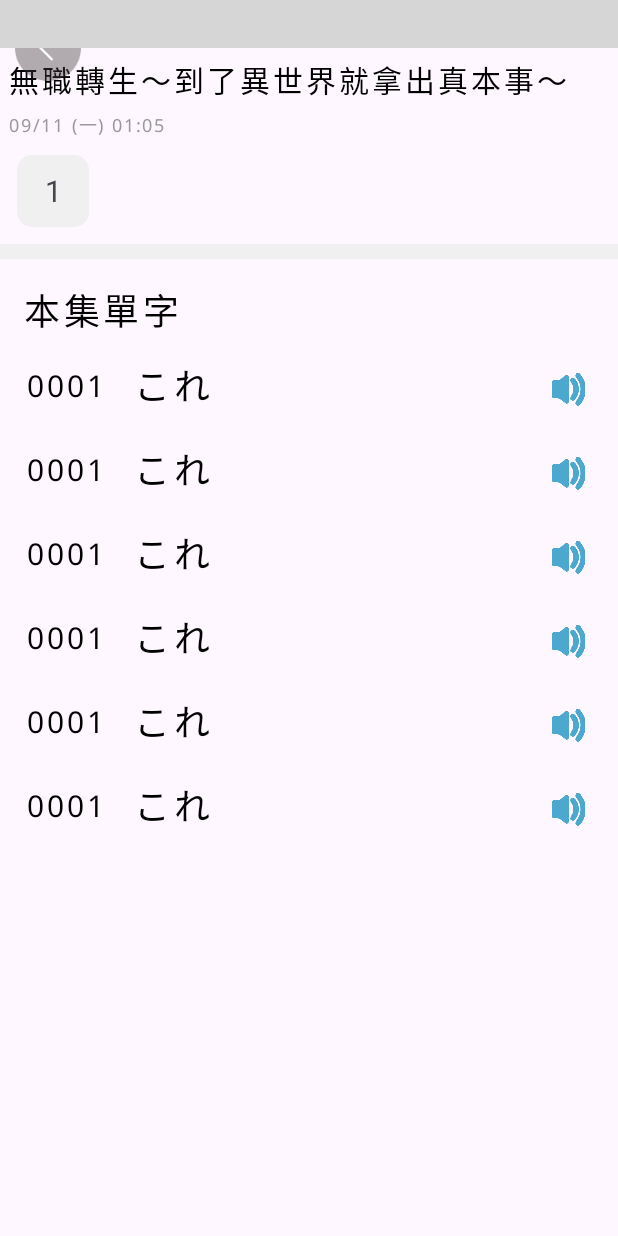
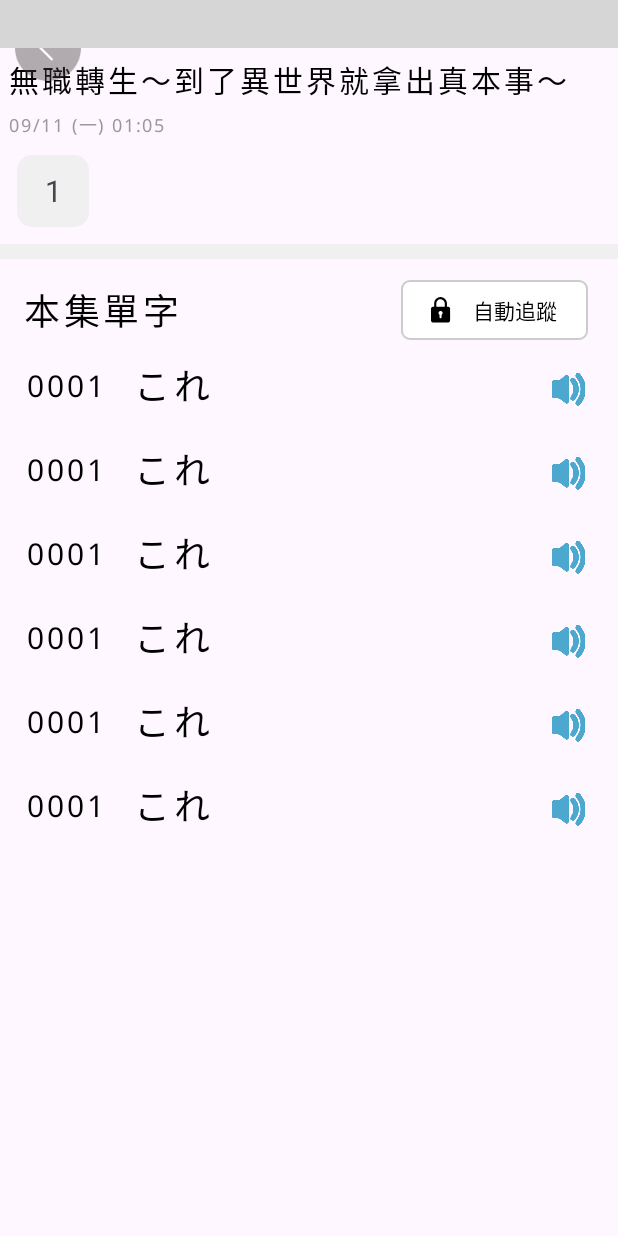
Before and after one commit to Donbibibobo/FlashAnime, an Android app: the layout fragment_detail.xml on its own in the app's theme, with its tools: preview values and no code run, on a phone screen of 412 x 824 dp. Run offline under Robolectric (Android 15) with nearby library versions, the phone set to English and light mode, and no system bars; plain views replace StyledPlayerView, YouTubePlayerView; grey boxes are pictures that could not be loaded.

Commit message:
add lock
add lock in detail page to cancle auto track

```diff
--- a/app/src/main/AndroidManifest.xml
+++ b/app/src/main/AndroidManifest.xml
@@ -18,7 +18,8 @@
         <activity
             android:name=".SplashActivity"
             android:exported="true"
-            android:theme="@style/SplashScreenTheme">
+            android:theme="@style/SplashScreenTheme"
+            android:screenOrientation="portrait">
             <intent-filter>
                 <action android:name="android.intent.action.MAIN" />
 
@@ -28,7 +29,8 @@
 
         <activity
             android:name=".MainActivity"
-            android:exported="true">
+            android:exported="true"
+            android:screenOrientation="portrait">
 
         </activity>
 
--- /dev/null
+++ b/app/src/main/res/drawable/locked.xml
@@ -0,0 +1,9 @@
+<vector xmlns:android="http://schemas.android.com/apk/res/android"
+    android:width="542dp"
+    android:height="542dp"
+    android:viewportWidth="542"
+    android:viewportHeight="542">
+  <path
+      android:pathData="M168.6,23.48C152.6,26.38 134.5,33.78 119.5,43.68C110.5,49.58 91.7,68.38 85.7,77.48C75.7,92.78 68.5,110.48 65.5,127.28C64.3,134.28 64,144.38 64,174.98V213.88H51.6C42.2,213.88 37.7,214.38 33.1,215.78C18.4,220.38 5.9,232.98 1.6,247.78C0.2,252.68 0,266.68 0,373.98C0,489.68 0.1,494.98 1.9,500.78C6.5,515.48 19.1,527.98 33.9,532.28C38.8,533.68 55.6,533.88 192,533.88C328.4,533.88 345.2,533.68 350.1,532.28C364.9,527.98 377.5,515.48 382.1,500.78C383.9,494.98 384,489.68 384,373.98C384,266.68 383.8,252.68 382.4,247.78C378.1,232.98 365.6,220.38 350.9,215.78C346.3,214.38 341.8,213.88 332.4,213.88H320V174.98C320,132.18 319.4,125.88 313.9,109.38C307.2,89.48 298.1,74.88 282.6,59.28C262.8,39.58 240.9,27.98 214.3,23.38C203.5,21.48 179.3,21.58 168.6,23.48ZM214.4,68.38C243.8,76.88 264.5,97.58 273.7,127.58C276.4,136.38 276.4,136.38 276.8,175.08L277.2,213.88H192H106.8L107.2,175.08C107.6,136.38 107.6,136.38 110.3,127.58C120.6,94.18 146.6,71.18 180.3,65.78C189.2,64.38 204.7,65.58 214.4,68.38ZM204.2,301.88C226.1,308.58 238.7,331.98 232.2,353.58C229.7,361.78 224,370.08 217.6,374.78L213,378.28V403.68C213,431.48 212.5,434.58 207.7,440.48C199.6,450.18 184.4,450.18 176.3,440.48C171.4,434.58 171,431.48 171,403.68V378.18L166.8,375.28C160.7,371.08 154.4,361.88 151.9,353.68C142.3,322.08 172.6,292.08 204.2,301.88Z"
+      android:fillColor="#000000"/>
+</vector>
--- a/app/src/main/res/layout/fragment_detail.xml
+++ b/app/src/main/res/layout/fragment_detail.xml
@@ -109,6 +109,28 @@
             app:layout_constraintStart_toStartOf="parent"
             app:layout_constraintTop_toBottomOf="@+id/wordListDivider"/>
 
+        <com.google.android.material.button.MaterialButton
+            android:id="@+id/autoTrack"
+            android:layout_width="wrap_content"
+            android:layout_height="wrap_content"
+            app:backgroundTint="@color/white"
+            android:paddingStart="20dp"
+            android:paddingEnd="20dp"
+            android:layout_marginEnd="20dp"
+            android:text="@string/auto_tracking"
+            android:textColor="@color/black"
+            android:textSize="14sp"
+            app:icon="@drawable/locked"
+            app:iconPadding="10dp"
+            app:iconTint="@color/black"
+            android:elevation="3dp"
+            app:strokeWidth="1dp"
+            app:strokeColor="@color/gray_cccccc"
+            app:cornerRadius="6dp"
+            app:layout_constraintEnd_toEndOf="parent"
+            app:layout_constraintTop_toTopOf="@+id/episode_words"
+            app:layout_constraintBottom_toBottomOf="@+id/episode_words"/>
+
         <androidx.recyclerview.widget.RecyclerView
             android:id="@+id/wordList"
             android:layout_width="match_parent"
--- a/app/src/main/res/values/strings.xml
+++ b/app/src/main/res/values/strings.xml
@@ -22,6 +22,7 @@
     <string name="anime_info_releaseTime">01:05</string>
     <string name="anime_info_episode">全10集</string>
     <string name="anime_word_List_title">本集單字</string>
+    <string name="auto_tracking">自動追蹤</string>
 
     <!--word test-->
     <string name="default_score">0</string>
```
Also changed, not shown: app/src/main/java/com/example/flashanime/detail/DetailFragment.kt (+19 -5 lines), app/src/main/res/drawable/unlocked.xml (added, +9 -0 lines).
